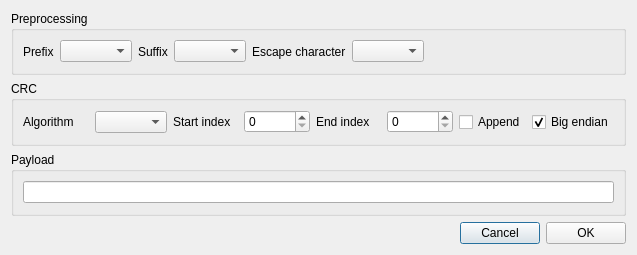
Before: the Qt Designer form Source/IO/Unit/DataEditor.ui in x-tools-author/x-tools, drawn with Qt 5.
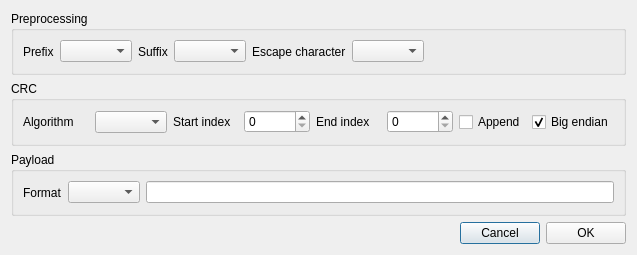
After: the same form once the commit is applied.

```diff
--- a/Source/IO/Unit/DataEditor.ui
+++ b/Source/IO/Unit/DataEditor.ui
@@ -155,6 +155,16 @@
       <string>Payload</string>
      </property>
      <layout class="QHBoxLayout" name="horizontalLayout_3">
+      <item>
+       <widget class="QLabel" name="label_7">
+        <property name="text">
+         <string>Format</string>
+        </property>
+       </widget>
+      </item>
+      <item>
+       <widget class="QComboBox" name="comboBoxFormat"/>
+      </item>
       <item>
        <widget class="QLineEdit" name="lineEditInput">
         <property name="clearButtonEnabled">
```
